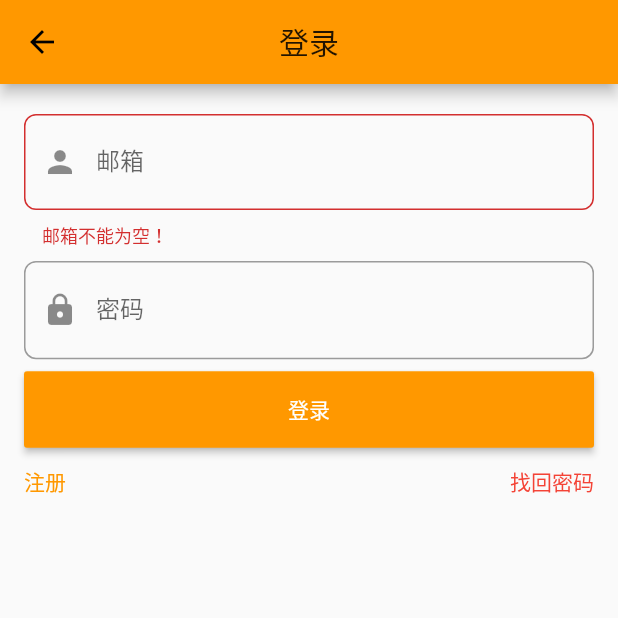
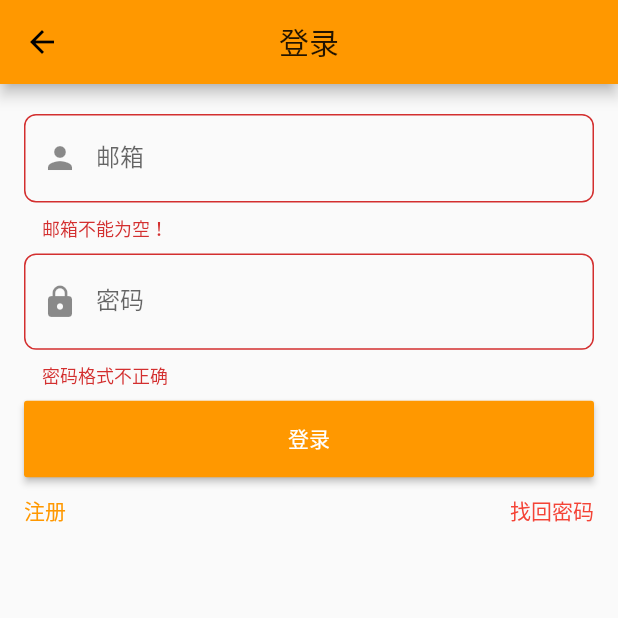
Before and after one commit to project-voice/voice, a Flutter app: the Login screen opened by its route, after a tap on "登录", on a phone screen of 412 x 824 dp, the top half of it. Run offline on Flutter 3.47's test engine with Material 2 defaults, Android fonts, the phone set to English and light mode, and no system bars; our stand-ins replace cached_network_image, dio, flutter_easyrefresh, flutter_image_compress, image_picker, share and 3 more; missing offline and left inert: flutter_cupertino_date_picker, flutter_picker, photo, photo_manager; accounts and stored records are empty; network calls fail.

Commit message:
feat:邮箱验证

```diff
--- a/lib/api/User.dart
+++ b/lib/api/User.dart
@@ -6,10 +6,12 @@ Dio _dio = new Dio();
 // 发送邮箱邮箱
 Future<dynamic> emailIdentity({
   String userEmail,
+  String type,
 }) async {
   Response response =
       await _dio.get('$BASE_URL/email/send-email', queryParameters: {
     'user_email': userEmail,
+    'type': type,
   });
   return response.data;
 }
--- a/lib/pages/FluentSpeak.dart
+++ b/lib/pages/FluentSpeak.dart
@@ -1,9 +1,4 @@
 import 'package:flutter/material.dart';
-// import 'package:flutter_redux/flutter_redux.dart';
-// import 'package:voice/store/action/action.dart';
-
-import 'package:voice/api/User.dart';
-import 'package:toast/toast.dart';
 
 class FluentSpeak extends StatefulWidget {
   _FluentSpeakState createState() => _FluentSpeakState();
--- a/lib/pages/Login/Login.dart
+++ b/lib/pages/Login/Login.dart
@@ -45,9 +45,9 @@ class _LoginState extends State<Login> {
   }
 
   String passwordValidator(value) {
-    // if (!regexpPassword(value)) {
-    //   return '密码格式不正确';
-    // }
+    if (!regexpPassword(value)) {
+      return '密码格式不正确';
+    }
     return null;
   }
 
@@ -107,6 +107,9 @@ class _LoginState extends State<Login> {
                         decoration: InputDecoration(
                           labelText: '邮箱',
                           hintText: '请输入邮箱',
+                          hintStyle: TextStyle(
+                            fontSize: 12,
+                          ),
                           prefixIcon: Icon(Icons.person),
                           border: OutlineInputBorder(
                             borderRadius: BorderRadius.circular(8.0),
@@ -123,7 +126,10 @@ class _LoginState extends State<Login> {
                         obscureText: hidePassword,
                         decoration: InputDecoration(
                           labelText: '密码',
-                          hintText: '请输入您的密码',
+                          hintText: '包括：数字、字母大小写、特殊符号且长度大于8位',
+                          hintStyle: TextStyle(
+                            fontSize: 12,
+                          ),
                           prefixIcon: Icon(Icons.lock),
                           suffix: GestureDetector(
                             onTap: () {
```
Also changed, not shown: lib/pages/Login/EmailCheck.dart (+93 -28 lines), lib/pages/Login/NewPassword.dart (+16 -11 lines).
